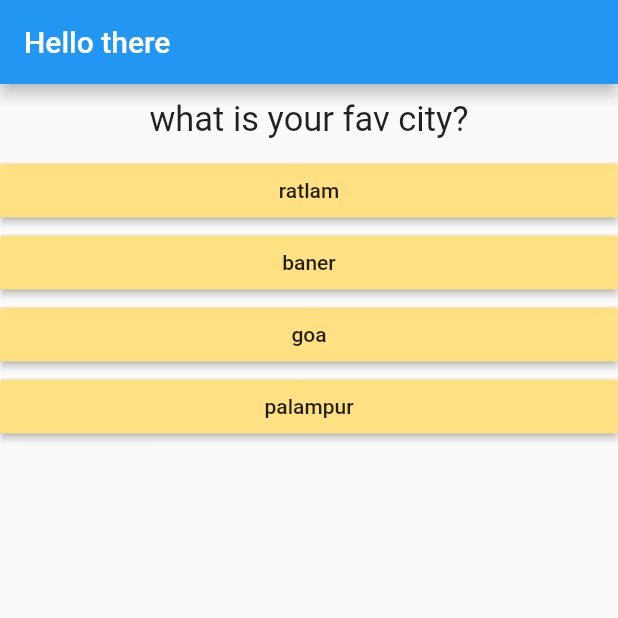
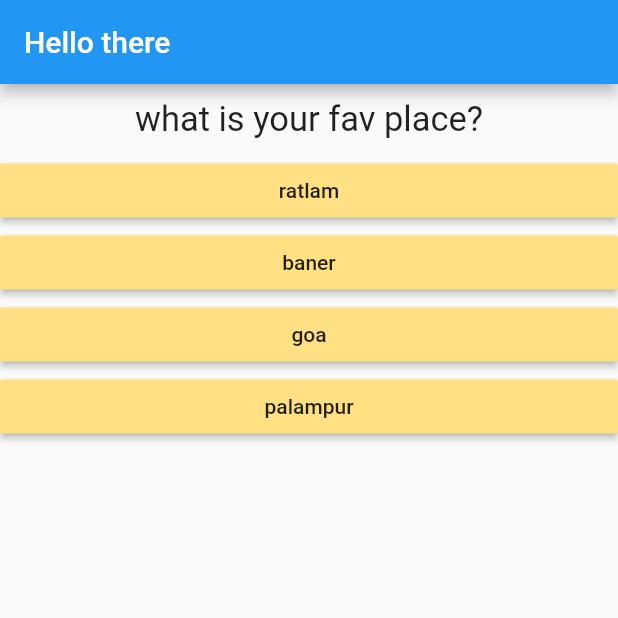
Before and after one commit to mokshchadha/quiz-app-flutter, a Flutter app: the screen it shows after launch, after a tap on "red", after a tap on "panther", on a phone screen of 412 x 824 dp, the top half of it. Run offline on Flutter 3.47's test engine with Material 2 defaults, Android fonts, the phone set to English and light mode, and no system bars.

Commit message:
app mvp complete

```diff
--- a/lib/answer.dart
+++ b/lib/answer.dart
@@ -2,8 +2,9 @@ import 'package:flutter/material.dart';
 
 class Answer extends StatelessWidget {
   String answerText;
+  String answerScore;
   final Function selectHandler;
-  Answer(this.answerText, this.selectHandler);
+  Answer(this.answerText, this.selectHandler, this.answerScore);
 
   @override
   Widget build(BuildContext context) {
@@ -12,7 +13,7 @@ class Answer extends StatelessWidget {
       child: RaisedButton(
         child: Text(this.answerText),
         color: Colors.amber.shade200,
-        onPressed: () => selectHandler(),
+        onPressed: () => selectHandler(answerScore),
       ),
     );
   }
--- a/lib/main.dart
+++ b/lib/main.dart
@@ -1,47 +1,75 @@
 import 'package:flutter/material.dart';
-import './question.dart';
-import "./answer.dart";
+import 'package:quizapp/quiz.dart';
+import 'package:quizapp/result.dart';
 
 void main() {
   runApp(MyApp());
 }
 
 class MyApp extends StatefulWidget {
-  // This widget is the root of your application.
   @override
   _MyAppState createState() => _MyAppState();
 }
 
 class _MyAppState extends State<MyApp> {
-  @override
   var _questionIndex = 0;
+  var totalScore = 0;
+  final _questions = [
+    {
+      'questionText': 'what is your fav color?',
+      "answers": [
+        {"text": 'red', "score": "10"},
+        {"text": 'blue', 'score': "7"},
+        {'text': 'green', 'score': "5"},
+        {'text': 'purple', 'score': "1"}
+      ]
+    },
+    {
+      'questionText': "what is your fav animal?",
+      "answers": [
+        {"text": 'bear', "score": "10"},
+        {"text": 'panther', 'score': "7"},
+        {'text': 'goat', 'score': "5"},
+        {'text': 'cat', 'score': "1"}
+      ]
+    },
+    {
+      'questionText': "what is your fav place?",
+      "answers": [
+        {"text": 'ratlam', "score": "10"},
+        {"text": 'baner', 'score': "7"},
+        {'text': 'goa', 'score': "5"},
+        {'text': 'palampur', 'score': "1"}
+      ]
+    },
+    {
+      'questionText': "what is your fav timepass?",
+      "answers": [
+        {"text": 'reading', "score": "10"},
+        {"text": 'blue', 'score': "7"},
+        {'text': 'green', 'score': "5"},
+        {'text': 'purple', 'score': "1"}
+      ]
+    },
+  ];
 
-  void _answerQuestion() {
+  void _answerQuestion(chosenScore) {
     setState(() {
-      _questionIndex = (_questionIndex + 1) % 4;
+      _questionIndex = _questionIndex + 1;
+      totalScore = totalScore + int.parse(chosenScore);
     });
     print(_questionIndex);
   }
 
+  void _reset() {
+    setState(() {
+      _questionIndex = 0;
+      totalScore = 0;
+    });
+  }
+
+  @override
   Widget build(BuildContext context) {
-    var questions = [
-      {
-        'questionText': 'what is your fav color?',
-        "answers": ['red', 'blue', 'green', 'purple']
-      },
-      {
-        'questionText': "what is your fav animal?",
-        "answers": ['cat', 'bear', 'goat', 'panther']
-      },
-      {
-        'questionText': "what is your fav city?",
-        "answers": ['ratlam', 'baner', 'goa', 'palampur']
-      },
-      {
-        'questionText': "what is your fav timepass?",
-        "answers": ['reading', 'blue', 'green', 'purple']
-      },
-    ];
     return MaterialApp(
       title: 'Flutter Demo',
       theme: ThemeData(
@@ -49,17 +77,9 @@ class _MyAppState extends State<MyApp> {
       ),
       home: Scaffold(
           appBar: AppBar(title: Text('Hello there')),
-          body: Column(
-            children: [
-              Question(
-                questions[_questionIndex]['questionText'].toString(),
-              ),
-              ...(questions[_questionIndex]['answers'] as List<String>)
-                  .map((a) {
-                return Answer(a, _answerQuestion);
-              })
-            ],
-          )),
+          body: _questionIndex < _questions.length
+              ? Quiz(_questions, _questionIndex, _answerQuestion)
+              : Result(totalScore, _reset)),
     );
   }
 }
--- /dev/null
+++ b/lib/quiz.dart
@@ -0,0 +1,26 @@
+import 'package:flutter/material.dart';
+import 'package:quizapp/answer.dart';
+import 'package:quizapp/question.dart';
+
+class Quiz extends StatelessWidget {
+  final List<Map<String, Object>> questions;
+  final int questionIndex;
+  final Function ansQues;
+
+  Quiz(this.questions, this.questionIndex, this.ansQues);
+
+  @override
+  Widget build(BuildContext context) {
+    return Column(
+      children: [
+        Question(
+          questions[questionIndex]['questionText'].toString(),
+        ),
+        ...(questions[questionIndex]['answers'] as List<Map<String, Object>>)
+            .map((a) {
+          return Answer(a["text"] as String, ansQues, a["score"] as String);
+        })
+      ],
+    );
+  }
+}
--- /dev/null
+++ b/lib/result.dart
@@ -0,0 +1,28 @@
+import 'package:flutter/material.dart';
+
+class Result extends StatelessWidget {
+  final totalScore;
+  final Function reset;
+  const Result(this.totalScore, this.reset);
+
+  String get resultPhase {
+    return totalScore > 20
+        ? "You are awesome, smart and naughty"
+        : "You are an awesome and innocent being";
+  }
+
+  @override
+  Widget build(BuildContext context) {
+    return Center(
+      child: Column(
+        children: [
+          Text(
+            resultPhase,
+            style: TextStyle(fontSize: 20),
+          ),
+          TextButton(onPressed: () => reset(), child: Text('Retake test?'))
+        ],
+      ),
+    );
+  }
+}
```
